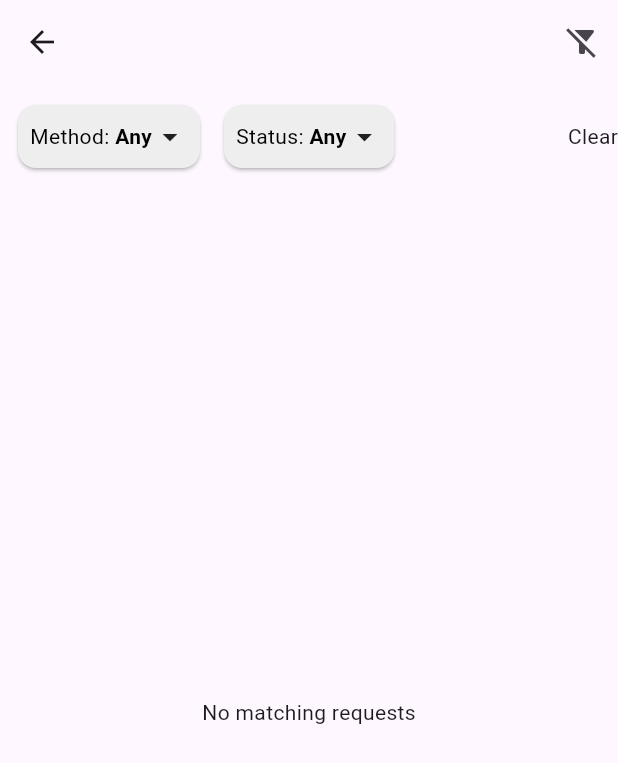
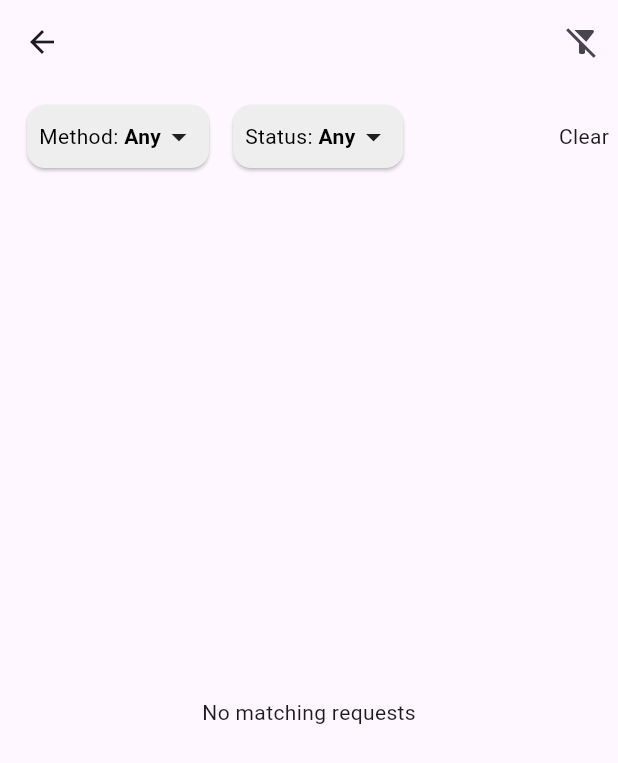
Before and after one commit to AramSemerjyan/network_tracker, a Flutter app: the RequestDetailsScreen screen opened directly with empty values, after a tap on the "filter alt" icon, on a phone screen of 412 x 824 dp. Shown: the top 763 px of the screen. Run offline on Flutter 3.47's test engine with Material 3 defaults, Android fonts, the phone set to English and light mode, and no system bars; our stand-ins replace dio, share_plus; missing offline and left inert: json_view.

Commit message:
Update screenshots

```diff
--- a/lib/src/ui/request_details_screen/request_details_screen.dart
+++ b/lib/src/ui/request_details_screen/request_details_screen.dart
@@ -57,7 +57,9 @@ class _RequestDetailsScreenState extends State<RequestDetailsScreen> {
       valueListenable: _showFilterBar,
       builder: (c, v, w) {
         if (v) {
-          return Column(
+          return Padding(
+            padding: EdgeInsets.symmetric(horizontal: 6),
+            child: Column(
               mainAxisSize: MainAxisSize.min,
               children: [
                 const SizedBox(height: 10),
@@ -72,6 +74,7 @@ class _RequestDetailsScreenState extends State<RequestDetailsScreen> {
                   },
                 )
               ],
+            ),
           );
         }
 
```
Also changed, not shown: 2 other files. Lines whose indentation alone changed are shown as unchanged.
